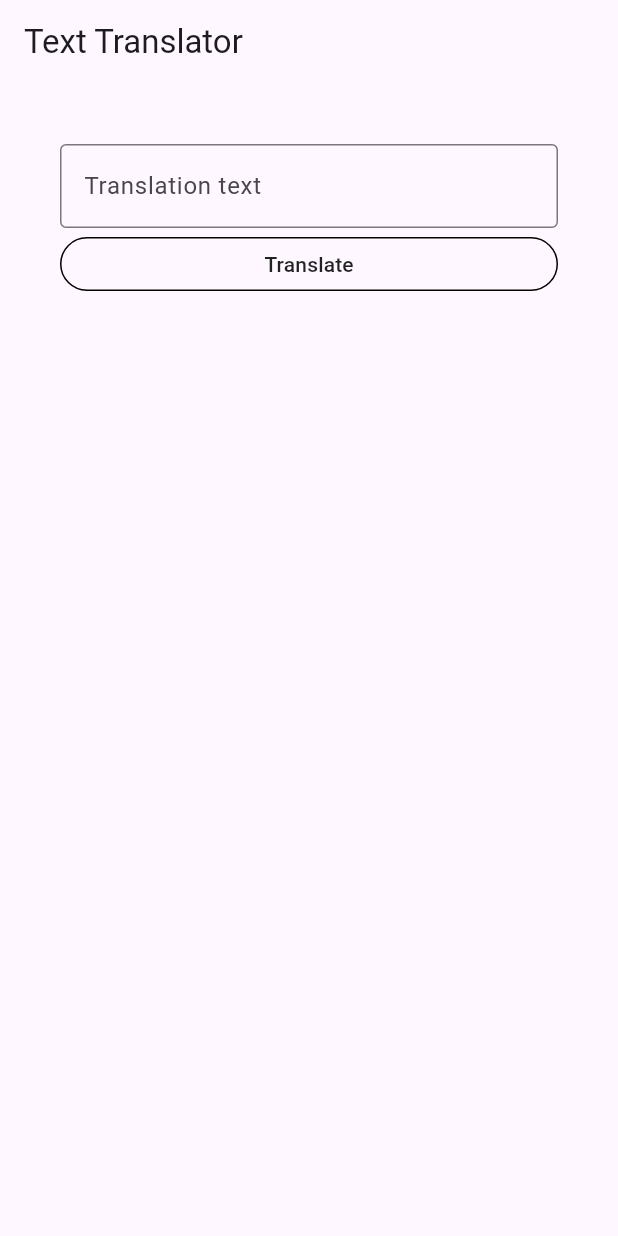
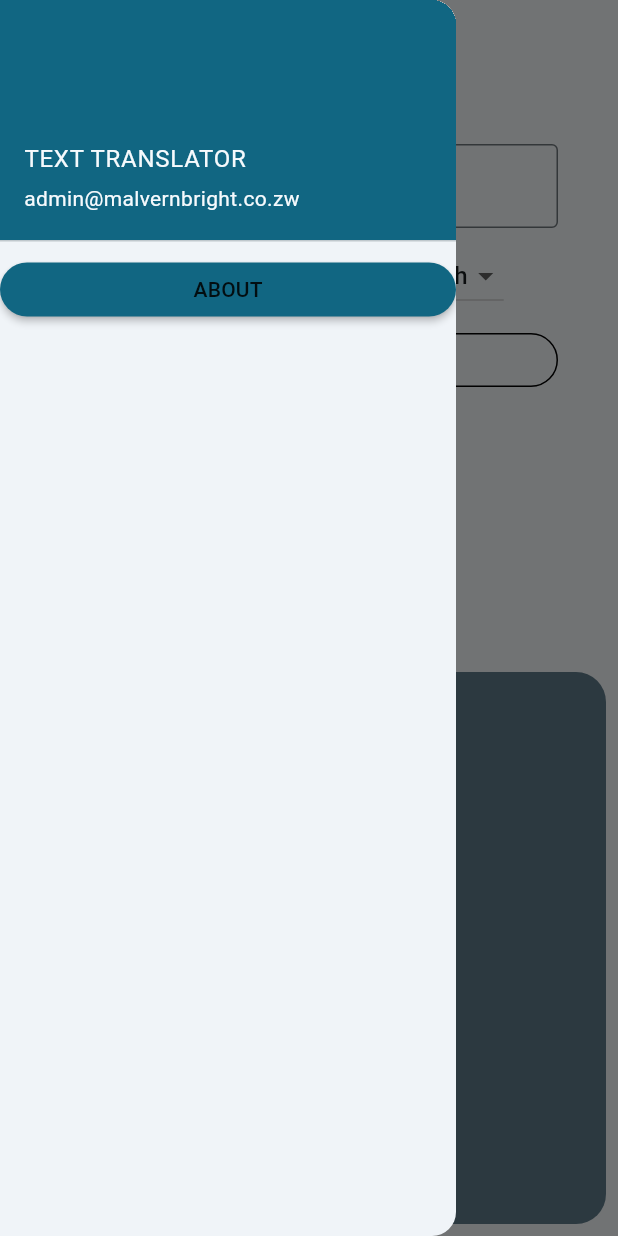
Before and after one commit to malvernbright/text_translator, a Flutter app: the screen it shows after launch, with the side drawer open (before the commit the screen has no drawer), on a phone screen of 412 x 824 dp. Run offline on Flutter 3.47's test engine with Material 2 defaults, Android fonts, the phone set to English and light mode, and no system bars; our stand-ins replace bloc, equatable, flutter_bloc, flutter_spinkit, freezed_annotation.

Commit message:
Added Drawer, Model and BLOC

```diff
--- a/lib/main.dart
+++ b/lib/main.dart
@@ -21,7 +21,7 @@ class MyApp extends StatelessWidget {
     return MaterialApp(
       title: 'Text Translator',
       theme: ThemeData(
-        colorScheme: ColorScheme.fromSeed(seedColor: Colors.deepPurple),
+        colorScheme: ColorScheme.fromSeed(seedColor: Colors.blueGrey),
         useMaterial3: true,
       ),
       home: const HomeScreen(),
--- /dev/null
+++ b/lib/model/translate.dart
@@ -0,0 +1,15 @@
+import 'package:freezed_annotation/freezed_annotation.dart';
+
+part 'translate.freezed.dart';
+part 'translate.g.dart';
+
+@freezed
+class Translate with _$Translate {
+  const factory Translate({
+    required String input_text,
+    required String from_lang,
+    required String to_lang,
+  }) = _Translate;
+  factory Translate.fromJson(Map<String, dynamic> json) =>
+      _$TranslateFromJson(json);
+}
--- a/lib/repositories/search_repository.dart
+++ b/lib/repositories/search_repository.dart
@@ -1,9 +1,12 @@
+import 'dart:convert';
+
 import 'package:http/http.dart' as http;
 
+import '../model/translate.dart';
 import '../utils/constants.dart';
 
 abstract class SearchRepository {
-  Future<String> searchWord();
+  Future<String> searchWord(Translate translate);
 }
 
 class SearchRepositoryImpl implements SearchRepository {
@@ -16,25 +19,18 @@ class SearchRepositoryImpl implements SearchRepository {
   ///  }
   ///
   @override
-  Future<String> searchWord() async {
-    var url = Uri.https(
-      Constants.trUrl,
-    );
-    var body = {
-      "input_text": "furaha ya kuzaliwa dada yangu mpendwa",
-      "from_lang": "swahili",
-      "to_lang": "en"
-    };
+  Future<String> searchWord(Translate translate) async {
+    var url = Uri.https(Constants.trUrl, '/translate/');
     var response = await http.post(
       url,
-      body: body,
+      body: jsonEncode(translate.toJson()),
       headers: {
         'Accept': '*/*',
-        'referer': 'https://d349-197-211-240-197.ngrok-free.app'
       },
     );
     print('Response status: ${response.statusCode}');
-    print('Response body: ${response.body}');
-    return response.toString();
+    var data = jsonDecode(response.body);
+    print(data['data']);
+    return data['data'];
   }
 }
--- a/lib/screen/home_screen.dart
+++ b/lib/screen/home_screen.dart
@@ -1,12 +1,25 @@
 import 'package:flutter/material.dart';
 import 'package:flutter_bloc/flutter_bloc.dart';
-
+import 'package:text_translator/model/translate.dart';
+import 'package:text_translator/utils/constants.dart';
+import 'package:flutter_spinkit/flutter_spinkit.dart';
 import '../repositories/search_repository.dart';
 import '../state/translate_bloc.dart';
+import '../widgets/exact_row.dart';
+import '../widgets/my_drawer.dart';
 
-class HomeScreen extends StatelessWidget {
+class HomeScreen extends StatefulWidget {
   const HomeScreen({super.key});
-  static final TextEditingController _textController = TextEditingController();
+
+  @override
+  State<HomeScreen> createState() => _HomeScreenState();
+}
+
+class _HomeScreenState extends State<HomeScreen> {
+  final TextEditingController _textController = TextEditingController();
+  List<String> languages = Constants.languages;
+  String fromDropdownValue = Constants.languages.first;
+  String toDropdownValue = Constants.languages.first;
   @override
   Widget build(BuildContext context) {
     return BlocProvider(
@@ -15,6 +28,7 @@ class HomeScreen extends StatelessWidget {
         appBar: AppBar(
           title: const Text('Text Translator'),
         ),
+        drawer: const MyDrawer(),
         body: BlocListener<TranslateBloc, TranslateState>(
           listener: (context, state) {
             if (state is TranslateError) {
@@ -22,12 +36,20 @@ class HomeScreen extends StatelessWidget {
                   .showSnackBar(SnackBar(content: Text(state.error)));
             }
           },
+          child: Column(
+            crossAxisAlignment: CrossAxisAlignment.stretch,
+            children: [
+              Expanded(
                 child: Container(
                   padding: const EdgeInsets.all(20),
                   margin: const EdgeInsets.all(20),
                   child: BlocBuilder<TranslateBloc, TranslateState>(
                     builder: (context, state) {
-                return Column(
+                      return SingleChildScrollView(
+                        child: Column(
+                          crossAxisAlignment: CrossAxisAlignment.stretch,
+                          children: [
+                            Column(
                               crossAxisAlignment: CrossAxisAlignment.stretch,
                               children: [
                                 TextField(
@@ -37,17 +59,89 @@ class HomeScreen extends StatelessWidget {
                                     border: OutlineInputBorder(),
                                   ),
                                 ),
+                                Row(
+                                  mainAxisAlignment:
+                                      MainAxisAlignment.spaceEvenly,
+                                  children: [
+                                    exactRow(
+                                        actionText: 'from',
+                                        itemValue: fromDropdownValue,
+                                        onChanged: (value) {
+                                          setState(() {
+                                            fromDropdownValue = value;
+                                          });
+                                        }),
+                                    exactRow(
+                                        actionText: 'to',
+                                        itemValue: toDropdownValue,
+                                        onChanged: (value) {
+                                          setState(() {
+                                            toDropdownValue = value;
+                                          });
+                                        })
+                                  ],
+                                ),
                                 MaterialButton(
                                   shape: const StadiumBorder(
                                       side: BorderSide(color: Colors.black)),
-                      onPressed: () =>
-                          context.read<TranslateBloc>().add(TranslateText()),
+                                  onPressed: () {
+                                    final translate = Translate(
+                                        input_text: _textController.text,
+                                        from_lang: fromDropdownValue,
+                                        to_lang: toDropdownValue);
+                                    context
+                                        .read<TranslateBloc>()
+                                        .add(TranslateText(translate));
+                                  },
                                   child: const Text('Translate'),
                                 )
                               ],
+                            ),
+                          ],
+                        ),
                       );
                     },
                   ),
+                ),
+              ),
+              Expanded(
+                child: Container(
+                  padding: const EdgeInsets.all(15),
+                  margin: const EdgeInsets.all(8),
+                  width: MediaQuery.sizeOf(context).width,
+                  height: MediaQuery.sizeOf(context).height * .5,
+                  decoration: BoxDecoration(
+                      color: Colors.blueGrey,
+                      borderRadius: BorderRadius.circular(20)),
+                  child: BlocBuilder<TranslateBloc, TranslateState>(
+                    builder: (context, state) {
+                      if (state is TranslatedText) {
+                        return SelectableText(
+                          state.translatedText,
+                          style: Theme.of(context)
+                              .textTheme
+                              .bodyLarge!
+                              .copyWith(color: Colors.white),
+                        );
+                      } else if (state is TranslateError) {
+                        return SelectableText(
+                          state.error,
+                          style: Theme.of(context)
+                              .textTheme
+                              .bodyLarge!
+                              .copyWith(color: Colors.red),
+                        );
+                      } else {
+                        return Center(
+                          child: SpinKitThreeInOut(
+                              color: Theme.of(context).primaryColorLight),
+                        );
+                      }
+                    },
+                  ),
+                ),
+              )
+            ],
           ),
         ),
       ),
--- a/lib/state/translate_bloc.dart
+++ b/lib/state/translate_bloc.dart
@@ -1,6 +1,7 @@
 import 'package:bloc/bloc.dart';
 import 'package:equatable/equatable.dart';
 
+import '../model/translate.dart';
 import '../repositories/search_repository.dart';
 
 part 'translate_event.dart';
@@ -13,7 +14,8 @@ class TranslateBloc extends Bloc<TranslateEvent, TranslateState> {
       emit(TranslateInitial());
       print('TranslateInitial emitted');
       try {
-        final translatedText = await searchRepositoryImpl.searchWord();
+        final translatedText =
+            await searchRepositoryImpl.searchWord(event.translate);
         emit(TranslatedText(translatedText: translatedText));
         print('TranslatedText emitted');
       } catch (e) {
--- a/lib/state/translate_event.dart
+++ b/lib/state/translate_event.dart
@@ -5,6 +5,9 @@ abstract class TranslateEvent extends Equatable {
 }
 
 class TranslateText extends TranslateEvent {
+  final Translate translate;
+
+  const TranslateText(this.translate);
   @override
-  List<Object?> get props => [];
+  List<Object?> get props => [translate];
 }
--- a/lib/utils/constants.dart
+++ b/lib/utils/constants.dart
@@ -1,3 +1,9 @@
 class Constants {
-  static const trUrl = 'd349-197-211-240-197.ngrok-free.app';
+  // static const String trUrl = 'translate-text-y9oh.onrender.com';
+  static const String trUrl = '5711-197-211-240-197.ngrok-free.app';
+  static const List<String> languages = <String>[
+    'english',
+    'french',
+    'swahili',
+  ];
 }
--- /dev/null
+++ b/lib/widgets/exact_row.dart
@@ -0,0 +1,25 @@
+import 'package:flutter/material.dart';
+
+import '../utils/constants.dart';
+
+Widget exactRow(
+    {required String actionText,
+    required String itemValue,
+    required ValueChanged? onChanged}) {
+  return Padding(
+    padding: const EdgeInsets.symmetric(vertical: 8.0, horizontal: 10),
+    child: Row(
+      children: [
+        Text(actionText),
+        const SizedBox(width: 8),
+        DropdownButton<String>(
+            value: itemValue,
+            items: Constants.languages
+                .map((String item) =>
+                    DropdownMenuItem<String>(value: item, child: Text(item)))
+                .toList(),
+            onChanged: onChanged),
+      ],
+    ),
+  );
+}
--- /dev/null
+++ b/lib/widgets/my_drawer.dart
@@ -0,0 +1,27 @@
+import 'package:flutter/material.dart';
+
+class MyDrawer extends StatelessWidget {
+  const MyDrawer({
+    super.key,
+  });
+
+  @override
+  Widget build(BuildContext context) {
+    return Drawer(
+        child: Column(
+      crossAxisAlignment: CrossAxisAlignment.stretch,
+      children: [
+        UserAccountsDrawerHeader(
+            decoration: BoxDecoration(color: Theme.of(context).primaryColor),
+            accountName: const Text('TEXT TRANSLATOR'),
+            accountEmail: const Text('admin@malvernbright.co.zw')),
+        MaterialButton(
+          color: Theme.of(context).primaryColor,
+          onPressed: () {},
+          shape: const StadiumBorder(),
+          child: const Text('ABOUT'),
+        )
+      ],
+    ));
+  }
+}
```
Also changed, not shown: pubspec.yaml (+7 -0 lines), lib/model/translate.freezed.dart (added), lib/model/translate.g.dart (added), pubspec.lock, 8 other files. Lines whose indentation alone changed are shown as unchanged.
